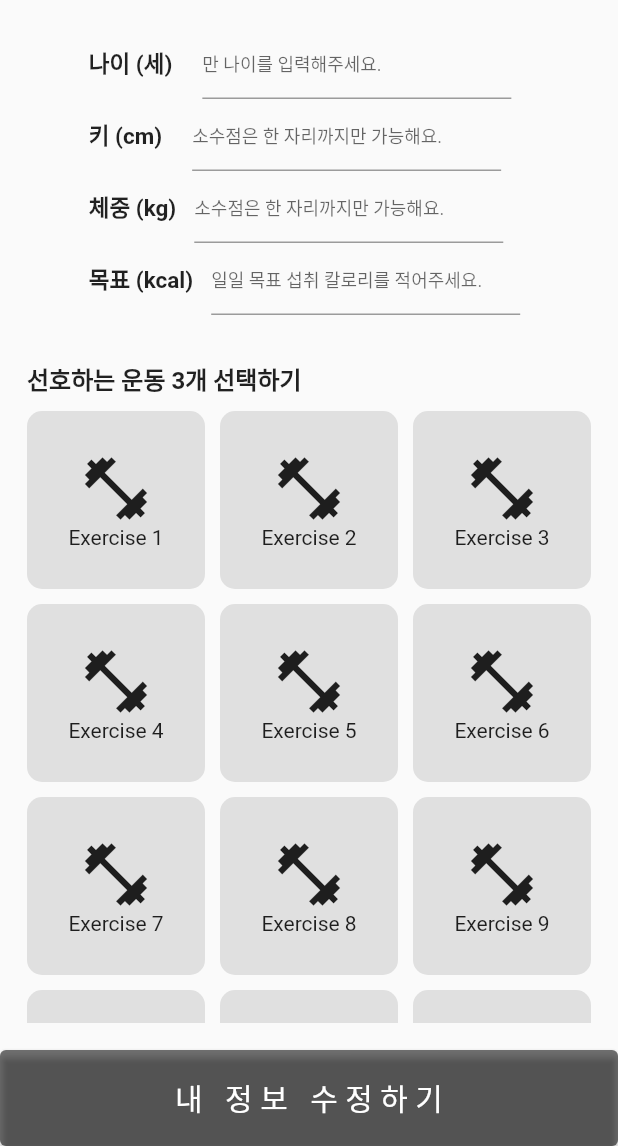
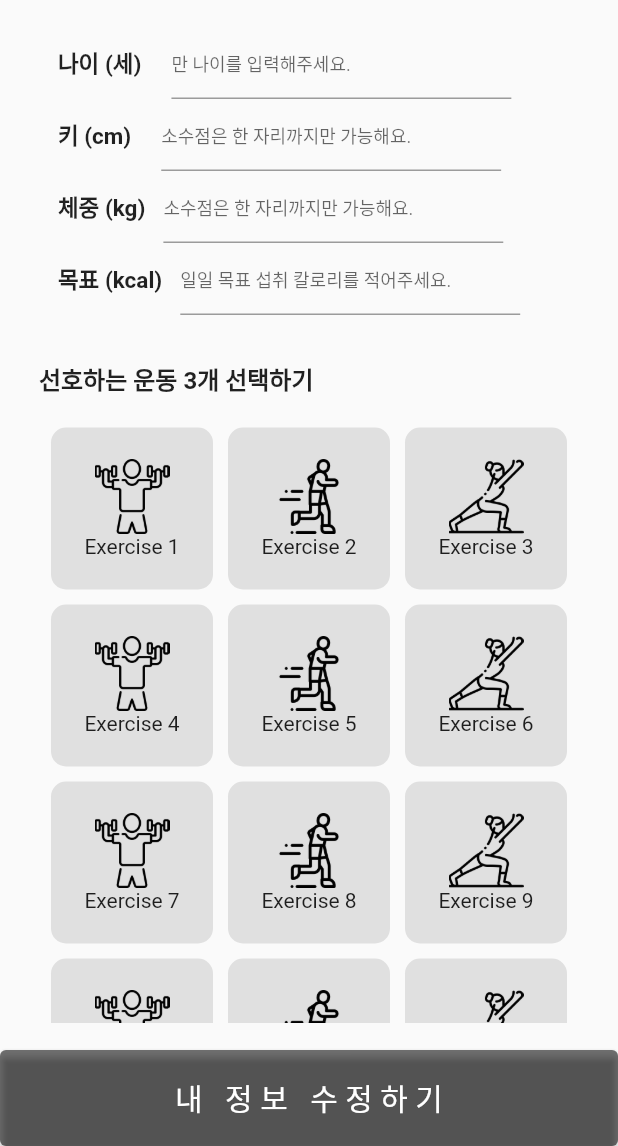
Before and after one commit to MAK-E-AT/Frontend, a Flutter app: the screen it shows after launch, after a tap on "나의 정보", on a phone screen of 412 x 824 dp, the part 90-1236 px from its top. Run offline on Flutter 3.47's test engine with Material 2 defaults, Android fonts, the phone set to English and light mode, and no system bars; our stand-ins replace flutter_dotenv, flutter_hooks, flutter_secure_storage, smooth_page_indicator; missing offline and left inert: flutter_webview_plugin, kakao_flutter_sdk.

Commit message:
feat: 운동 선택 그리드뷰 컴포넌트화 1. 선호하는 운동 선택 그리드 뷰 컴포넌트화 ( custom_grid_select.dart ) 2. 매개변수( 운동 명 리스트, 운동 이미지 리스트 )

```diff
--- a/makeat_fe/lib/main.dart
+++ b/makeat_fe/lib/main.dart
@@ -2,7 +2,6 @@ import 'package:flutter/material.dart';
 import 'package:flutter_dotenv/flutter_dotenv.dart';
 import 'package:kakao_flutter_sdk/kakao_flutter_sdk.dart';
 import 'package:makeat_fe/views/profile_user_screen.dart';
-
 
 import 'package:provider/provider.dart';
 
--- a/makeat_fe/lib/views/profile_user_info_screen.dart
+++ b/makeat_fe/lib/views/profile_user_info_screen.dart
@@ -1,6 +1,7 @@
 import 'package:flutter/material.dart';
 import 'package:makeat_fe/widgets/custom_app_bar.dart';
 import 'package:makeat_fe/widgets/custom_elevated_button.dart';
+import 'package:makeat_fe/widgets/custom_grid_select.dart';
 
 import '../widgets/custom_text_field.dart';
 
@@ -19,6 +20,22 @@ class _ProfileUserInfoScreenState extends State<ProfileUserInfoScreen> {
   final TextEditingController _weightController = TextEditingController();
   final TextEditingController _kcalController = TextEditingController();
 
+  final List<String> _imgList = [
+    'assets/images/exercise_select/shoulder_press.png',
+    'assets/images/exercise_select/jogging.png',
+    'assets/images/exercise_select/yoga.png',
+    'assets/images/exercise_select/shoulder_press.png',
+    'assets/images/exercise_select/jogging.png',
+    'assets/images/exercise_select/yoga.png',
+    'assets/images/exercise_select/shoulder_press.png',
+    'assets/images/exercise_select/jogging.png',
+    'assets/images/exercise_select/yoga.png',
+    'assets/images/exercise_select/shoulder_press.png',
+    'assets/images/exercise_select/jogging.png',
+    'assets/images/exercise_select/yoga.png',
+    'assets/images/exercise_select/shoulder_press.png',
+    'assets/images/exercise_select/jogging.png',
+  ];
   final List<String> _exerciseList = [
     'Exercise 1',
     'Exercise 2',
@@ -35,27 +52,6 @@ class _ProfileUserInfoScreenState extends State<ProfileUserInfoScreen> {
     'Exercise 13',
     'Exercise 14',
   ];
-  final List<bool> _isSelected = List.generate(14, (_) => false);
-  int _selectedCount = 0;
-
-  void _handleExerciseTap(int index) {
-    setState(() {
-      if (_isSelected[index]) {
-        _selectedCount--;
-        _isSelected[index] = false;
-      } else if (_selectedCount < 3) {
-        _selectedCount++;
-        _isSelected[index] = true;
-      } else {
-        ScaffoldMessenger.of(context).showSnackBar(
-          const SnackBar(
-            content: Text('최대 3개의 운동만 선택할 수 있습니다.'),
-            duration: Duration(seconds: 1),
-          ),
-        );
-      }
-    });
-  }
 
   @override
   Widget build(BuildContext context) {
@@ -78,8 +74,8 @@ class _ProfileUserInfoScreenState extends State<ProfileUserInfoScreen> {
                   labelText: '나이 (세)',
                   labelTextSize: 15.0,
                   hintText: '만 나이를 입력해주세요.',
-                  textFieldWidth: MediaQuery.of(context).size.width * 0.5,
-                  leftWhiteSpaceWidth: MediaQuery.of(context).size.width * 0.1,
+                  textFieldWidth: MediaQuery.of(context).size.width * 0.55,
+                  leftWhiteSpaceWidth: MediaQuery.of(context).size.width * 0.05,
                   rightWhiteSpaceWidth: 20.0,
                   regExp: r'^^(?!0)[1-9][0-9]?$|^1\d{2}$',
                 ),
@@ -94,8 +90,8 @@ class _ProfileUserInfoScreenState extends State<ProfileUserInfoScreen> {
                   labelText: '키 (cm)',
                   labelTextSize: 15.0,
                   hintText: '소수점은 한 자리까지만 가능해요.',
-                  textFieldWidth: MediaQuery.of(context).size.width * 0.5,
-                  leftWhiteSpaceWidth: MediaQuery.of(context).size.width * 0.1,
+                  textFieldWidth: MediaQuery.of(context).size.width * 0.55,
+                  leftWhiteSpaceWidth: MediaQuery.of(context).size.width * 0.05,
                   rightWhiteSpaceWidth: 20.0,
                   regExp: r'^(?!0)([1-2]?\d{0,2}(\.\d{0,1})?|300(\.0)?)$',
                 ),
@@ -110,8 +106,8 @@ class _ProfileUserInfoScreenState extends State<ProfileUserInfoScreen> {
                   labelText: '체중 (kg)',
                   labelTextSize: 15.0,
                   hintText: '소수점은 한 자리까지만 가능해요.',
-                  textFieldWidth: MediaQuery.of(context).size.width * 0.5,
-                  leftWhiteSpaceWidth: MediaQuery.of(context).size.width * 0.1,
+                  textFieldWidth: MediaQuery.of(context).size.width * 0.55,
+                  leftWhiteSpaceWidth: MediaQuery.of(context).size.width * 0.05,
                   rightWhiteSpaceWidth: 12.0,
                   regExp: r'^(?!0)(\d{0,2}(\.\d{0,1})?|200(\.0)?)$',
                 ),
@@ -126,54 +122,31 @@ class _ProfileUserInfoScreenState extends State<ProfileUserInfoScreen> {
                   labelText: '목표 (kcal)',
                   labelTextSize: 15.0,
                   hintText: '일일 목표 섭취 칼로리를 적어주세요.',
-                  textFieldWidth: MediaQuery.of(context).size.width * 0.5,
-                  leftWhiteSpaceWidth: MediaQuery.of(context).size.width * 0.1,
+                  textFieldWidth: MediaQuery.of(context).size.width * 0.55,
+                  leftWhiteSpaceWidth: MediaQuery.of(context).size.width * 0.05,
                   rightWhiteSpaceWidth: 12.0,
                   regExp: r'^(?!0)\d{1,4}$',
                 ),
 
                 const SizedBox(height: 30.0,),
 
+                /* 선호하는 운동 선택하기
+                  1. 그리드뷰
+                  2. 최대 3개까지 선택 가능
+                  3. 선택한 운동을 다시 탭하면 선택 해제
+                */
                 const Text(
-                  '선호하는 운동 3개 선택하기',
+                  '  선호하는 운동 3개 선택하기  ',
                   style: TextStyle(fontSize: 16.0, fontWeight: FontWeight.bold),
                 ),
-                const SizedBox(height: 10.0),
+
+                const SizedBox(height: 5.0,),
+
                 Expanded(
-                  child: GridView.builder(
-                    itemCount: _exerciseList.length,
-                    gridDelegate: const SliverGridDelegateWithFixedCrossAxisCount(
-                      crossAxisCount: 3,
-                      crossAxisSpacing: 10.0,
-                      mainAxisSpacing: 10.0,
-                      childAspectRatio: 1.0,
-                    ),
-                    itemBuilder: (BuildContext context, int index) {
-                      return GestureDetector(
-                        onTap: () {
-                          _handleExerciseTap(index);
-                        },
-                        child: Container(
-                          decoration: BoxDecoration(
-                            color: _isSelected[index]
-                                ? Colors.greenAccent
-                                : Colors.grey[300],
-                            borderRadius: BorderRadius.circular(10.0),
-                          ),
-                          child: Column(
-                            mainAxisAlignment: MainAxisAlignment.center,
-                            children: [
-                              const Icon(
-                                Icons.fitness_center,
-                                size: 50.0,
-                              ),
-                              Text(_exerciseList[index]),
-                            ],
-                          ),
-                        ),
-                      );
-                    },
-                  ),
+                  child: CustomGridSelection(
+                    exerciseImgList: _imgList,
+                    exerciseList: _exerciseList
+                  )
                 ),
               ],
             ),
--- a/makeat_fe/lib/views/profile_user_screen.dart
+++ b/makeat_fe/lib/views/profile_user_screen.dart
@@ -1,7 +1,7 @@
 import 'package:flutter/material.dart';
 import 'package:makeat_fe/views/profile_user_info_screen.dart';
 import 'package:makeat_fe/widgets/custom_app_bar.dart';
-import 'package:makeat_fe/widgets/custom_grid_view.dart';
+import 'package:makeat_fe/widgets/custom_grid_menu.dart';
 import 'package:makeat_fe/widgets/custom_list_view.dart';
 import 'package:makeat_fe/widgets/custom_navigation_bar.dart';
 
@@ -19,7 +19,7 @@ class ProfileUserScreen extends StatelessWidget {
               crossAxisAlignment: CrossAxisAlignment.stretch,
               children: [
                 Expanded(
-                  child: CustomGridView(
+                  child: CustomGridMenu(
                     menuTitles: const [
                       '나의 정보',
                       '찜한 식단',
--- a/makeat_fe/lib/widgets/custom_grid_view.dart
+++ b/makeat_fe/lib/widgets/custom_grid_menu.dart
@@ -1,6 +1,6 @@
 import 'package:flutter/material.dart';
 
-class CustomGridView extends StatelessWidget {
+class CustomGridMenu extends StatelessWidget {
   final List<String> menuTitles;
   final List<String> menuImages;
   final List<Future<void> Function()> onTap;
@@ -11,7 +11,7 @@ class CustomGridView extends StatelessWidget {
   final double crossAxisSpacing;
   final EdgeInsetsGeometry padding;
 
-  const CustomGridView({
+  const CustomGridMenu({
     Key? key,
     required this.menuTitles,
     required this.menuImages,
--- /dev/null
+++ b/makeat_fe/lib/widgets/custom_grid_select.dart
@@ -0,0 +1,77 @@
+import 'package:flutter/material.dart';
+
+class CustomGridSelection extends StatefulWidget {
+  final List<String> exerciseImgList;
+  final List<String> exerciseList;
+
+  const CustomGridSelection({
+    Key? key,
+    required this.exerciseImgList,
+    required this.exerciseList,
+  }) : super(key: key);
+
+  @override
+  // ignore: library_private_types_in_public_api
+  _CustomGridSelectionState createState() => _CustomGridSelectionState();
+}
+
+class _CustomGridSelectionState extends State<CustomGridSelection> {
+  List<bool> _isSelected = [];
+
+  @override
+  void initState() {
+    super.initState();
+    _isSelected = List.generate(widget.exerciseList.length, (_) => false);
+  }
+
+  @override
+  Widget build(BuildContext context) {
+    return GridView.builder(
+      padding: const EdgeInsets.all(16.0),
+      itemCount: widget.exerciseList.length,
+      gridDelegate: const SliverGridDelegateWithFixedCrossAxisCount(
+        crossAxisCount: 3,
+        crossAxisSpacing: 10.0,
+        mainAxisSpacing: 10.0,
+        childAspectRatio: 1.0,
+      ),
+      itemBuilder: (BuildContext context, int index) {
+        return GestureDetector(
+          onTap: () {
+            setState(() {
+              if (_isSelected[index]) {
+                _isSelected[index] = false;
+              } else if (_isSelected.where((element) => element).length < 3) {
+                _isSelected[index] = true;
+              } else {
+                ScaffoldMessenger.of(context).showSnackBar(
+                  const SnackBar(
+                    content: Text('최대 3개의 운동만 선택할 수 있습니다.'),
+                    duration: Duration(seconds: 1),
+                  ),
+                );
+              }
+            });
+          },
+          child: Container(
+            decoration: BoxDecoration(
+              color: _isSelected[index] ? Colors.greenAccent : Colors.grey[300],
+              borderRadius: BorderRadius.circular(10.0),
+            ),
+            child: Column(
+              mainAxisAlignment: MainAxisAlignment.center,
+              children: [
+                Image.asset(
+                  widget.exerciseImgList[index],
+                  width: 50.0,
+                  height: 50.0,
+                ),
+                Text(widget.exerciseList[index]),
+              ],
+            ),
+          ),
+        );
+      },
+    );
+  }
+}
--- a/makeat_fe/pubspec.yaml
+++ b/makeat_fe/pubspec.yaml
@@ -109,6 +109,10 @@ flutter:
     - assets/images/profile_menu/myInfo.png
     - assets/images/profile_menu/notice.png
     - assets/images/profile_menu/settings.png
+
+    - assets/images/exercise_select/shoulder_press.png
+    - assets/images/exercise_select/jogging.png
+    - assets/images/exercise_select/yoga.png
   # An image asset can refer to one or more resolution-specific "variants", see
   # https://flutter.dev/assets-and-images/#resolution-aware
 
```
Also changed, not shown: makeat_fe/assets/images/exercise_select/jogging.png (added), makeat_fe/assets/images/exercise_select/shoulder_press.png (added), makeat_fe/assets/images/exercise_select/yoga.png (added).
